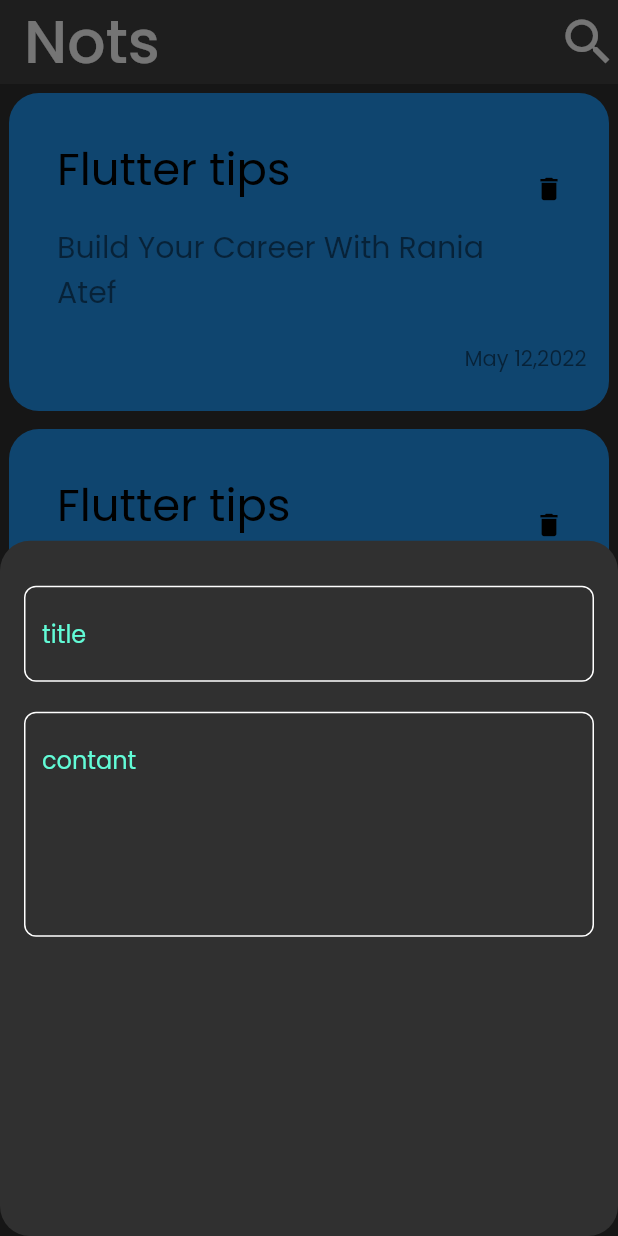
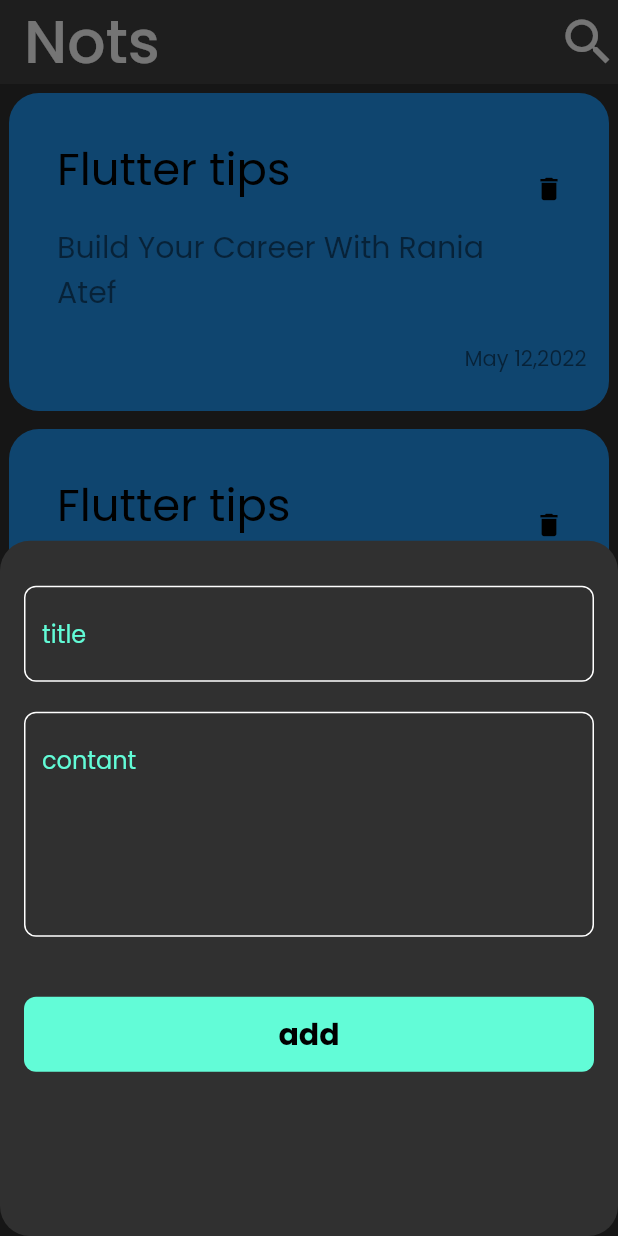
Before and after one commit to RaniaAtef92/notes_app, a Flutter app: the screen it shows after launch, after a tap on the "add" icon, on a phone screen of 412 x 824 dp. Run offline on Flutter 3.47's test engine with Material 2 defaults, Android fonts, the phone set to English and light mode, and no system bars.

```diff
--- a/lib/Views/NotesView.dart
+++ b/lib/Views/NotesView.dart
@@ -1,6 +1,6 @@
 import 'package:flutter/material.dart';
-import 'package:note_app/Views/widgets/notes_view_body.dart';
-import 'package:note_app/oop/Customitem.dart';
+import 'package:note_app/constants.dart';
+import 'package:note_app/widgets/notes_view_body.dart';
 
 class NotesView extends StatelessWidget {
   const NotesView({super.key});
@@ -13,12 +13,12 @@ class NotesView extends StatelessWidget {
           actions: [
             IconButton(
                 onPressed: () {},
-                icon: Icon(
+                icon:const Icon(
                   Icons.search,
                   size: 40,
                 ))
           ],
-          title: Text(
+          title:const Text(
             'Nots',
             style: TextStyle(fontSize: 40),
           ),
@@ -35,8 +35,9 @@ class NotesView extends StatelessWidget {
                 });
           }),
           child: const Icon(
+
             Icons.add,
-            color: Colors.blue,
+            color: kPrimaryColor,
             size: 30,
           ),
         ),
--- a/lib/main.dart
+++ b/lib/main.dart
@@ -1,6 +1,6 @@
 import 'package:flutter/material.dart';
 import 'package:note_app/Views/NotesView.dart';
-import 'package:note_app/oop/Customitem.dart';
+import 'package:note_app/oop/Custom_Item.dart';
 
 void main() {
   runApp(const NotesApp());
--- /dev/null
+++ b/lib/oop/Custom_Item.dart
@@ -0,0 +1,65 @@
+import 'dart:ui';
+
+import 'package:flutter/cupertino.dart';
+import 'package:flutter/material.dart';
+import 'package:note_app/Views/EditView.dart';
+
+class CustomItem extends StatelessWidget {
+  CustomItem({super.key, required this.color});
+  dynamic color;
+
+  @override
+  Widget build(BuildContext context) {
+    return GestureDetector(
+      onTap: () {
+        Navigator.push(context, MaterialPageRoute(builder: (context){
+          return EditViwe();
+        }));
+
+        }
+
+        ,
+
+      child: Container(
+        margin: const EdgeInsets.all(6),
+        padding: const EdgeInsets.only(top: 24, bottom: 24, left: 16),
+        width: double.infinity,
+        decoration:
+            BoxDecoration(color: color, borderRadius: BorderRadius.circular(20)),
+        child: Column(
+          mainAxisAlignment: MainAxisAlignment.spaceEvenly,
+          crossAxisAlignment: CrossAxisAlignment.end,
+          children: [
+            ListTile(
+                title: Text(
+                  'Flutter tips',
+                  style: TextStyle(fontSize: 30, color: Colors.black),
+                ),
+                subtitle: Padding(
+                  padding: const EdgeInsets.only(top: 15, bottom: 15),
+                  child: Text(
+                    'Build Your Career With Rania Atef ',
+                    style: TextStyle(
+                        fontSize: 20, color: Colors.black.withOpacity(.5)),
+                  ),
+                ),
+                trailing: IconButton(
+                    onPressed: () {},
+                    icon: Icon(
+                      Icons.delete,
+                      size: 20,
+                      color: Colors.black,
+                    ))),
+            Padding(
+              padding: const EdgeInsets.only(right: 15),
+              child: Text(
+                'May 12,2022',
+                style: TextStyle(color: Colors.black.withOpacity(.5)),
+              ),
+            )
+          ],
+        ),
+      ),
+    );
+  }
+}
--- /dev/null
+++ b/lib/oop/Custom_button.dart
@@ -0,0 +1,27 @@
+import 'package:flutter/material.dart';
+import 'package:note_app/constants.dart';
+
+class CustomButton extends StatelessWidget {
+  const CustomButton({super.key, required this.text,  this.ontap});
+  final String text;
+  final Function()? ontap;
+
+  @override
+  Widget build(BuildContext context) {
+    return GestureDetector(
+      onTap: ontap,
+      child: Container(
+          margin: const EdgeInsets.only(top: 30),
+          width: double.infinity,
+          height: 50,
+          decoration: BoxDecoration(
+              color: kPrimaryColor, borderRadius: BorderRadius.circular(8)),
+          child: Center(
+              child: Text(
+            text,
+            style: TextStyle(
+                fontSize: 20, color: Colors.black, fontWeight: FontWeight.bold),
+          ))),
+    );
+  }
+}
--- a/lib/oop/Customitem.dart
+++ /dev/null
@@ -1,53 +0,0 @@
-import 'dart:ui';
-
-import 'package:flutter/cupertino.dart';
-import 'package:flutter/material.dart';
-
-class CustomItem extends StatelessWidget {
-  CustomItem({super.key, required this.color});
-  dynamic color;
-
-  @override
-  Widget build(BuildContext context) {
-    return Container(
-      margin: const EdgeInsets.all(6),
-      padding: const EdgeInsets.only(top: 24, bottom: 24, left: 16),
-      width: double.infinity,
-      decoration:
-          BoxDecoration(color: color, borderRadius: BorderRadius.circular(20)),
-      child: Column(
-        mainAxisAlignment: MainAxisAlignment.spaceEvenly,
-        crossAxisAlignment: CrossAxisAlignment.end,
-        children: [
-          ListTile(
-              title: Text(
-                'Flutter tips',
-                style: TextStyle(fontSize: 30, color: Colors.black),
-              ),
-              subtitle: Padding(
-                padding: const EdgeInsets.only(top: 15, bottom: 15),
-                child: Text(
-                  'Build Your Career With Rania Atef ',
-                  style: TextStyle(
-                      fontSize: 20, color: Colors.black.withOpacity(.5)),
-                ),
-              ),
-              trailing: IconButton(
-                  onPressed: () {},
-                  icon: Icon(
-                    Icons.delete,
-                    size: 20,
-                    color: Colors.black,
-                  ))),
-          Padding(
-            padding: const EdgeInsets.only(right: 15),
-            child: Text(
-              'May 12,2022',
-              style: TextStyle(color: Colors.black.withOpacity(.5)),
-            ),
-          )
-        ],
-      ),
-    );
-  }
-}
--- a/lib/Views/widgets/notes_view_body.dart
+++ b/lib/widgets/notes_view_body.dart
@@ -1,6 +1,8 @@
 import 'package:flutter/material.dart';
-import 'package:note_app/oop/CustomTextfield.dart';
-import 'package:note_app/oop/Customitem.dart';
+import 'package:note_app/Views/EditView.dart';
+import 'package:note_app/oop/Custom_Text_Field.dart';
+import 'package:note_app/oop/Custom_Item.dart';
+import 'package:note_app/oop/Custom_button.dart';
 
 class NotesViewBody extends StatelessWidget {
   const NotesViewBody({super.key});
@@ -22,9 +24,14 @@ class NotesViewBody extends StatelessWidget {
   }
 }
 
-class NoteBottom extends StatelessWidget {
+class NoteBottom extends StatefulWidget {
   const NoteBottom({super.key});
 
+  @override
+  State<NoteBottom> createState() => _NoteBottomState();
+}
+
+class _NoteBottomState extends State<NoteBottom> {
   @override
   Widget build(BuildContext context) {
     return Padding(
@@ -39,6 +46,7 @@ class NoteBottom extends StatelessWidget {
             hint: 'contant',
             maxlins: 5,
           ),
+          CustomButton(text: 'add')
         ],
       ),
     );
```
Also changed, not shown: lib/Views/EditView.dart (added, +35 -0 lines), lib/oop/Custom_Text_Field.dart (renamed from lib/oop/CustomTextfield.dart).
